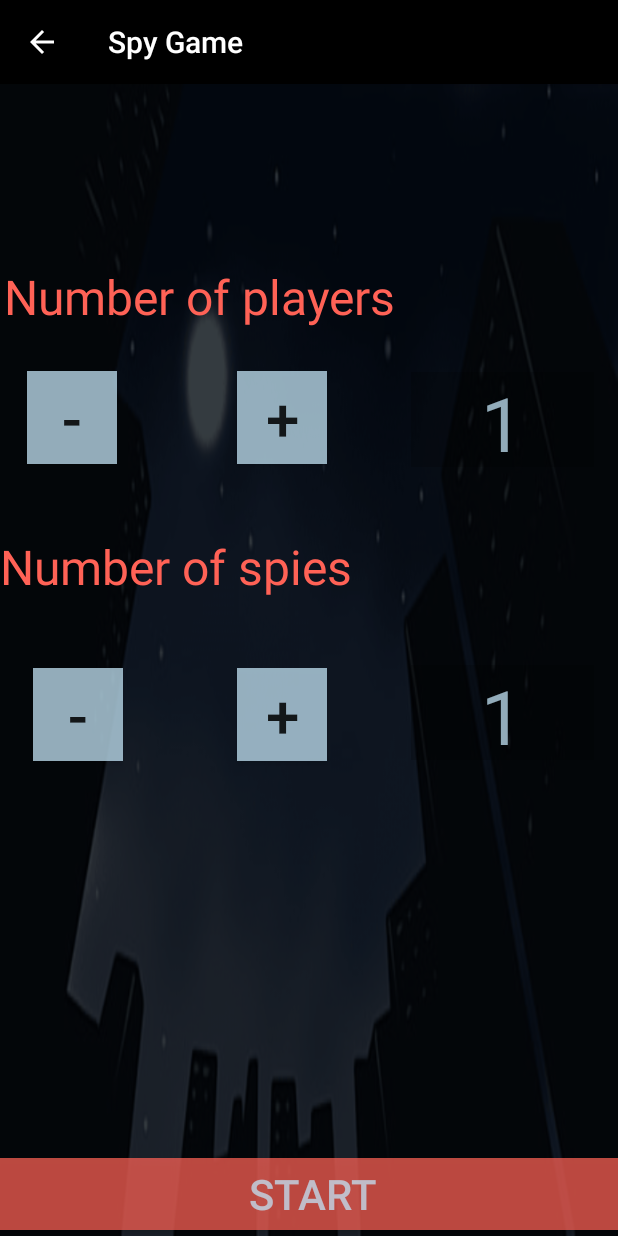
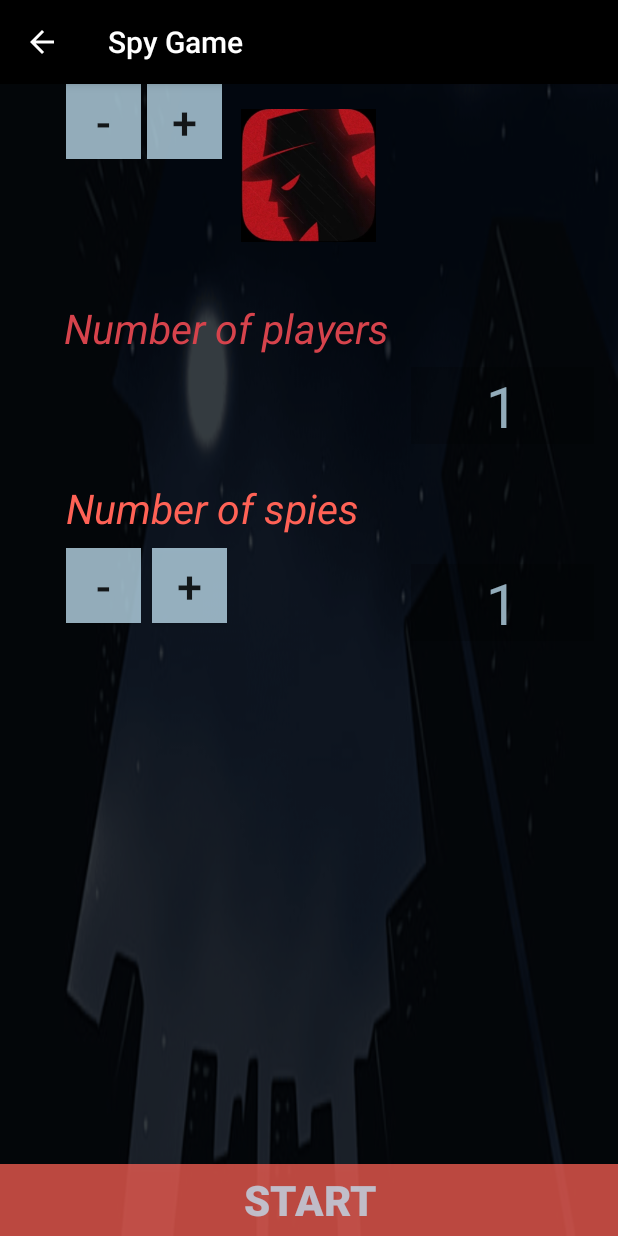
Before and after one commit to mohamedhesham840/Spy_Game, an Android app: the HomeActivity screen opened directly, with no data from a screen before it, on a phone screen of 412 x 824 dp. Run offline under Robolectric (Android 15) with nearby library versions, the phone set to English and light mode, and no system bars.

Commit message:
home page with logo

```diff
--- a/app/src/main/res/layout/activity_home.xml
+++ b/app/src/main/res/layout/activity_home.xml
@@ -14,127 +14,144 @@
         app:layout_constraintBottom_toBottomOf="parent"
 
         app:layout_constraintEnd_toEndOf="parent"
-        app:layout_constraintHorizontal_bias="1.0"
+        app:layout_constraintHorizontal_bias="0.0"
         app:layout_constraintStart_toStartOf="parent"
         app:layout_constraintTop_toTopOf="parent"
         app:layout_constraintVertical_bias="0.0">
 
+        <ImageView
+            android:id="@+id/imageView"
+            android:layout_width="90dp"
+            android:layout_height="90dp"
+            app:layout_constraintBottom_toBottomOf="parent"
+            app:layout_constraintEnd_toEndOf="parent"
+            app:layout_constraintHorizontal_bias="0.498"
+            app:layout_constraintStart_toStartOf="parent"
+            app:layout_constraintTop_toTopOf="parent"
+            app:layout_constraintVertical_bias="0.024"
+            app:srcCompat="@drawable/logo_1" />
+
         <Button
             android:id="@+id/button22"
-            android:layout_width="60dp"
-            android:layout_height="62dp"
-            android:layout_marginTop="136dp"
-            android:layout_marginEnd="76dp"
+            android:layout_width="50dp"
+            android:layout_height="50dp"
+            android:layout_marginStart="44dp"
+            android:layout_marginTop="8dp"
             android:background="@color/color3"
             android:text="-"
-            android:textSize="40dp"
-            app:layout_constraintEnd_toStartOf="@+id/button21"
-            app:layout_constraintHorizontal_bias="1.0"
+            android:textSize="30dp"
             app:layout_constraintStart_toStartOf="parent"
-            app:layout_constraintTop_toBottomOf="@+id/button20" />
+            app:layout_constraintTop_toBottomOf="@+id/textView5" />
 
         <Button
             android:id="@+id/button21"
-            android:layout_width="60dp"
-            android:layout_height="62dp"
-            android:layout_marginTop="136dp"
+            android:layout_width="50dp"
+            android:layout_height="50dp"
+            android:layout_marginTop="8dp"
             android:layout_marginEnd="56dp"
             android:background="@color/color3"
             android:text="+"
-            android:textSize="40dp"
+            android:textSize="30dp"
             app:layout_constraintEnd_toStartOf="@+id/textView7"
-            app:layout_constraintTop_toBottomOf="@+id/button8" />
+            app:layout_constraintHorizontal_bias="0.102"
+            app:layout_constraintStart_toEndOf="@+id/button22"
+            app:layout_constraintTop_toBottomOf="@+id/textView5" />
 
         <Button
             android:id="@+id/button20"
-            android:layout_width="60dp"
-            android:layout_height="62dp"
-            android:layout_marginTop="28dp"
-            android:layout_marginEnd="80dp"
+            android:layout_width="50dp"
+            android:layout_height="50dp"
+            android:layout_marginStart="44dp"
             android:background="@color/color3"
             android:text="-"
-            android:textSize="40dp"
-            app:layout_constraintEnd_toStartOf="@+id/button8"
-            app:layout_constraintTop_toBottomOf="@+id/textView4" />
+            android:textSize="30dp"
+            app:layout_constraintStart_toStartOf="parent"
+            tools:layout_editor_absoluteY="180dp" />
 
         <TextView
             android:id="@+id/textView6"
             android:layout_width="122dp"
-            android:layout_height="63dp"
-            android:layout_marginTop="192dp"
+            android:layout_height="wrap_content"
             android:layout_marginEnd="16dp"
             android:background="@color/color1"
             android:text="1"
             android:textAlignment="center"
             android:textColor="@color/color3"
-            android:textSize="50dp"
+            android:textSize="38dp"
+            app:layout_constraintBottom_toBottomOf="parent"
             app:layout_constraintEnd_toEndOf="parent"
-            app:layout_constraintTop_toTopOf="parent" />
+            app:layout_constraintTop_toTopOf="parent"
+            app:layout_constraintVertical_bias="0.263" />
 
         <TextView
             android:id="@+id/textView5"
             android:layout_width="wrap_content"
             android:layout_height="wrap_content"
-            android:layout_marginTop="300dp"
+            android:layout_marginTop="264dp"
             android:text="Number of spies"
             android:textColor="@color/colorInHome"
-            android:textSize="32dp"
+            android:textSize="27dp"
+            android:textStyle="italic"
             app:layout_constraintEnd_toEndOf="parent"
-            app:layout_constraintHorizontal_bias="0.0"
+            app:layout_constraintHorizontal_bias="0.202"
             app:layout_constraintStart_toStartOf="parent"
             app:layout_constraintTop_toTopOf="parent" />
 
         <Button
             android:id="@+id/button8"
-            android:layout_width="60dp"
-            android:layout_height="62dp"
-            android:layout_marginTop="28dp"
-            android:layout_marginEnd="56dp"
+            android:layout_width="50dp"
+            android:layout_height="50dp"
+            android:layout_marginStart="4dp"
             android:background="@color/color3"
             android:text="+"
-            android:textSize="40dp"
-            app:layout_constraintEnd_toStartOf="@+id/textView6"
-            app:layout_constraintTop_toBottomOf="@+id/textView4" />
+            android:textSize="30dp"
+            app:layout_constraintStart_toEndOf="@+id/button20"
+            tools:layout_editor_absoluteY="180dp" />
 
         <TextView
             android:id="@+id/textView4"
             android:layout_width="wrap_content"
             android:layout_height="wrap_content"
-            android:layout_marginTop="120dp"
-            android:layout_marginEnd="148dp"
             android:text="Number of players"
-            android:textColor="@color/colorInHome"
-            android:textSize="32dp"
+            android:textColor="#D6434C"
+            android:textSize="27dp"
+            android:textStyle="italic"
+            app:layout_constraintBottom_toBottomOf="parent"
             app:layout_constraintEnd_toEndOf="parent"
-            app:layout_constraintTop_toTopOf="parent" />
+            app:layout_constraintHorizontal_bias="0.219"
+            app:layout_constraintStart_toStartOf="parent"
+            app:layout_constraintTop_toTopOf="parent"
+            app:layout_constraintVertical_bias="0.197" />
 
         <Button
             android:id="@+id/button17"
             android:layout_width="416dp"
             android:layout_height="0dp"
-            android:layout_marginBottom="4dp"
             android:background="#BAFF6256"
             android:text="Start"
             android:textColor="@color/color3"
             android:textSize="28dp"
+            android:textStyle="bold"
             app:layout_constraintBottom_toBottomOf="parent"
             app:layout_constraintEnd_toEndOf="parent"
-            app:layout_constraintHorizontal_bias="0.0"
+            app:layout_constraintHorizontal_bias="0.6"
             app:layout_constraintStart_toStartOf="parent" />
 
         <TextView
             android:id="@+id/textView7"
             android:layout_width="122dp"
-            android:layout_height="63dp"
-            android:layout_marginTop="132dp"
+            android:layout_height="wrap_content"
+            android:layout_marginTop="80dp"
             android:layout_marginEnd="16dp"
             android:background="@color/color1"
             android:text="1"
             android:textAlignment="center"
             android:textColor="@color/color3"
-            android:textSize="50dp"
+            android:textSize="38dp"
+            app:layout_constraintBottom_toBottomOf="parent"
             app:layout_constraintEnd_toEndOf="parent"
-            app:layout_constraintTop_toBottomOf="@+id/textView6" />
+            app:layout_constraintTop_toBottomOf="@+id/textView6"
+            app:layout_constraintVertical_bias="0.0" />
 
     </android.support.constraint.ConstraintLayout>
 </android.support.constraint.ConstraintLayout>
```
Also changed, not shown: app/src/main/res/drawable/logo_1.png (added).
